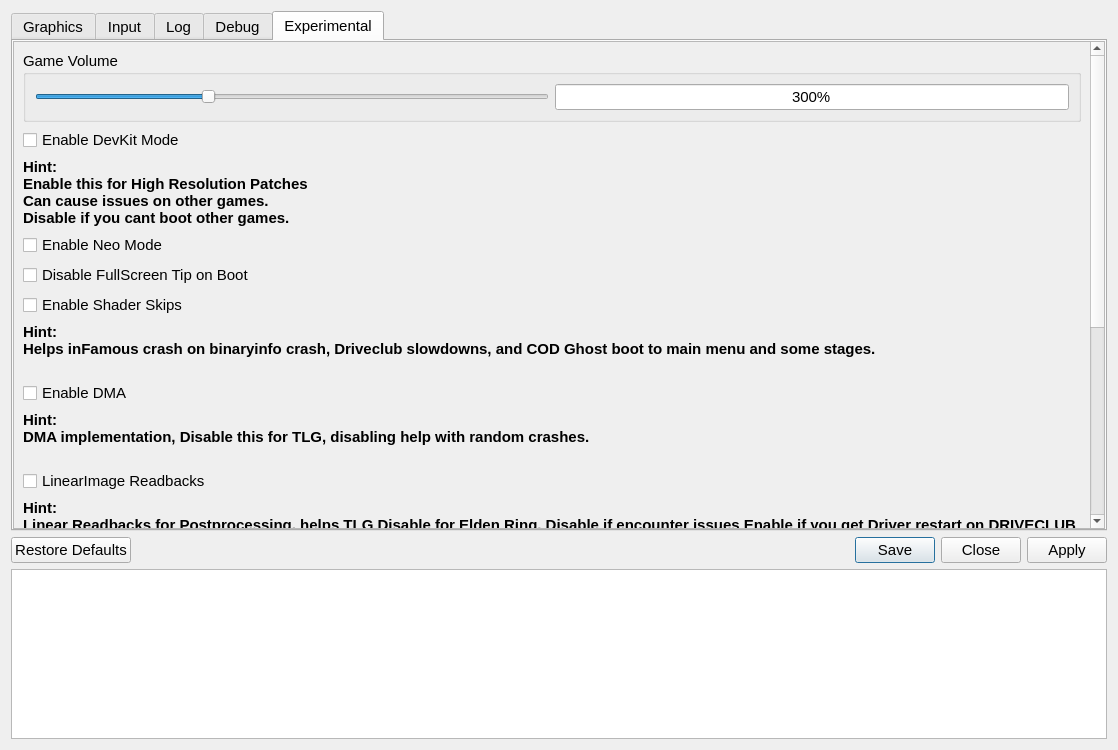
Qt form src/qt_gui/game_specific_dialog.ui (diegolix29/shadPS4) before a commit.
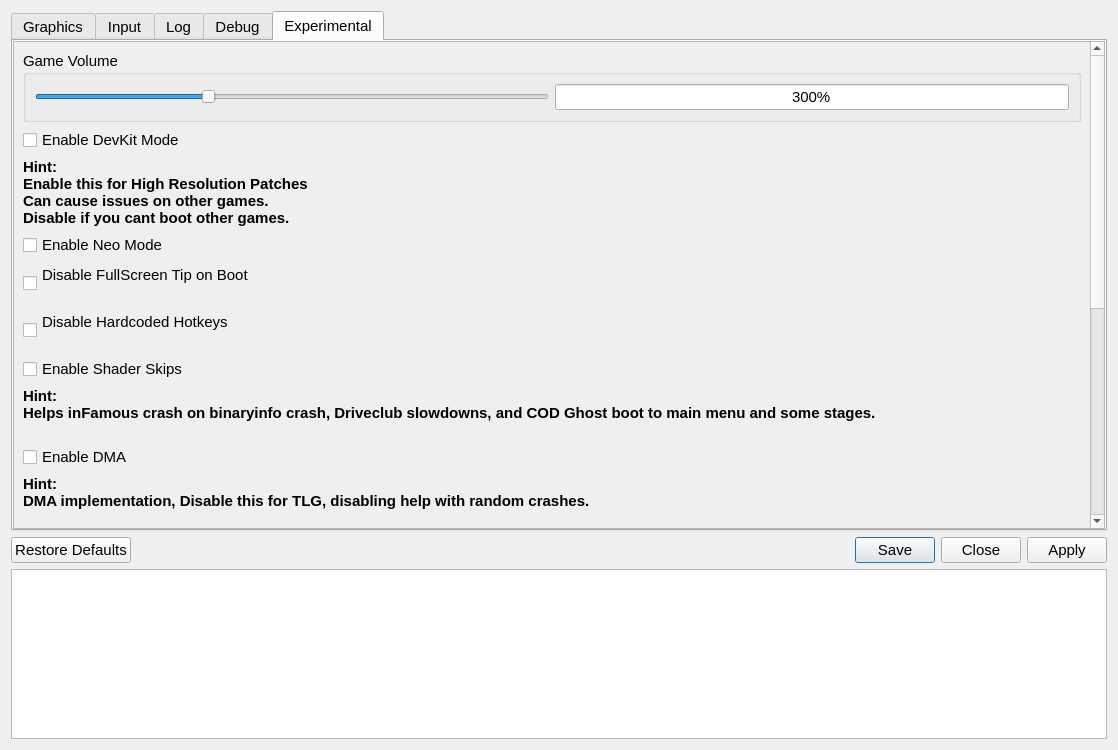
The same form after that commit. The open tabs and pages were chosen to show the change. Icons and pictures are not drawn.

Commit message: Checkbox to disable hardcoded hotkeys

Patch:
```diff
--- a/src/qt_gui/game_specific_dialog.ui
+++ b/src/qt_gui/game_specific_dialog.ui
@@ -1333,7 +1333,16 @@
         <item>
          <widget class="QCheckBox" name="screenTipBox">
           <property name="text">
-           <string>Disable FullScreen Tip on Boot</string>
+           <string>Disable FullScreen Tip on Boot
+		   </string>
+          </property>
+         </widget>
+        </item>
+        <item>
+         <widget class="QCheckBox" name="HotkeysCheckBox">
+          <property name="text">
+           <string>Disable Hardcoded Hotkeys
+		   </string>
           </property>
          </widget>
         </item>
@@ -1360,7 +1369,7 @@
 		Driveclub slowdowns,
 		and COD Ghost boot to main menu and some stages.&lt;br/&gt;		
         
-						</string>
+			</string>
           </property>
           <property name="wordWrap">
            <bool>true</bool>
```
The commit also changes 6 other files.
